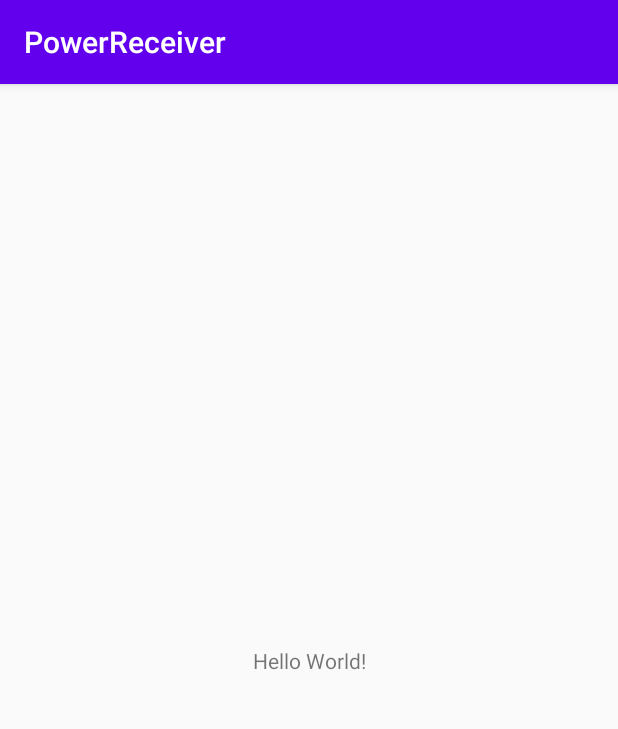
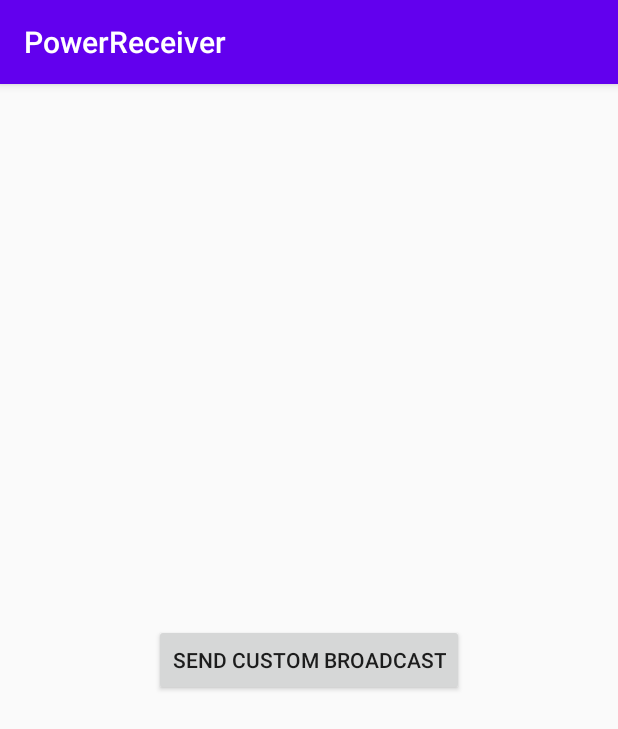
Before and after one commit to amberream/ADFv2, an Android app: the screen it shows after launch (MainActivity), on a phone screen of 412 x 824 dp. Shown: the top 729 px of the screen. Run offline under Robolectric (Android 15) with nearby library versions, the phone set to English and light mode, and no system bars.

Commit message:
7.3 Broadcast Receiver Task 2

```diff
--- a/PowerReceiver/app/src/main/java/com/amberream/powerreceiver/MainActivity.java
+++ b/PowerReceiver/app/src/main/java/com/amberream/powerreceiver/MainActivity.java
@@ -5,8 +5,13 @@ import androidx.appcompat.app.AppCompatActivity;
 import android.content.Intent;
 import android.content.IntentFilter;
 import android.os.Bundle;
+import android.view.View;
 
 public class MainActivity extends AppCompatActivity {
+
+    // The action must provide the app's package name syntax (this matches BuildConfig.APPLICATION_ID)
+    // It's common practice to prepend the package name to the action name
+    private static final String ACTION_CUSTOM_BROADCAST = BuildConfig.APPLICATION_ID + ".ACTION_CUSTOM_BROADCAST";
 
     CustomReceiver customReceiver = new CustomReceiver();
 
@@ -26,4 +31,8 @@ public class MainActivity extends AppCompatActivity {
         unregisterReceiver(customReceiver);
         super.onDestroy();
     }
+
+    public void sendCustomBroadcast(View view) {
+
+    }
 }
--- a/PowerReceiver/app/src/main/res/layout/activity_main.xml
+++ b/PowerReceiver/app/src/main/res/layout/activity_main.xml
@@ -6,13 +6,15 @@
     android:layout_height="match_parent"
     tools:context=".MainActivity">
 
-    <TextView
+    <Button
+        android:id="@+id/button"
         android:layout_width="wrap_content"
         android:layout_height="wrap_content"
-        android:text="Hello World!"
+        android:onClick="sendCustomBroadcast"
         app:layout_constraintBottom_toBottomOf="parent"
         app:layout_constraintLeft_toLeftOf="parent"
         app:layout_constraintRight_toRightOf="parent"
-        app:layout_constraintTop_toTopOf="parent" />
+        app:layout_constraintTop_toTopOf="parent"
+        android:text="@string/send_custom_broadcast" />
 
 </androidx.constraintlayout.widget.ConstraintLayout>
--- a/PowerReceiver/app/src/main/res/values/strings.xml
+++ b/PowerReceiver/app/src/main/res/values/strings.xml
@@ -2,4 +2,5 @@
     <string name="app_name">PowerReceiver</string>
     <string name="power_connected">Power Connected</string>
     <string name="power_disconnected">Power Disconnected</string>
+    <string name="send_custom_broadcast">Send Custom Broadcast</string>
 </resources>
```
